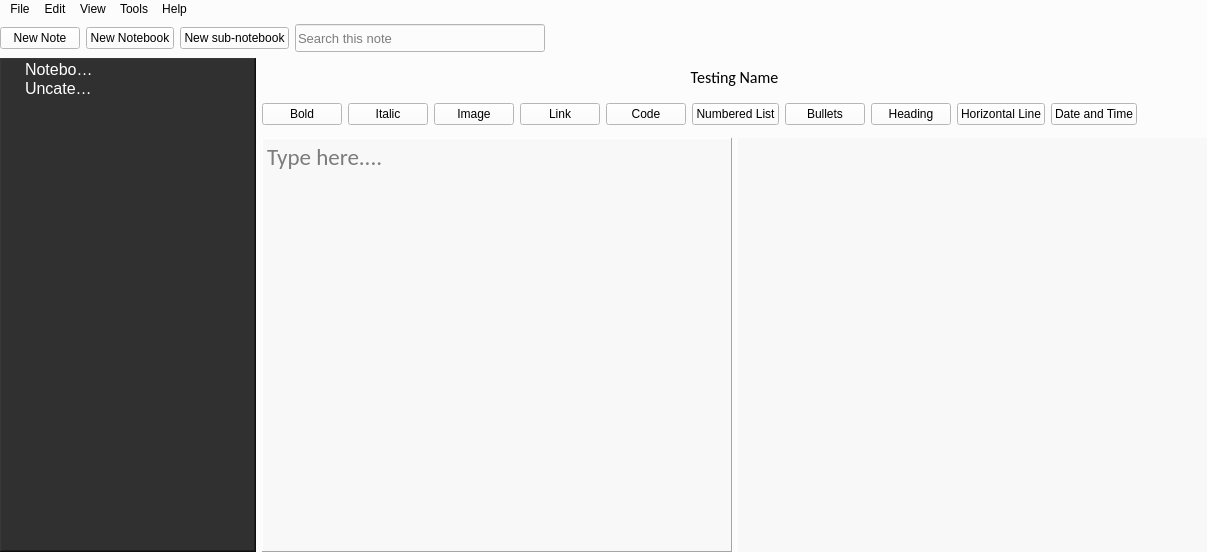
This is Application/GUIs/UI_files/mainWindowPTE.ui in sarvagyab/Groot as Qt 5 draws it before an edit. The edited form follows.
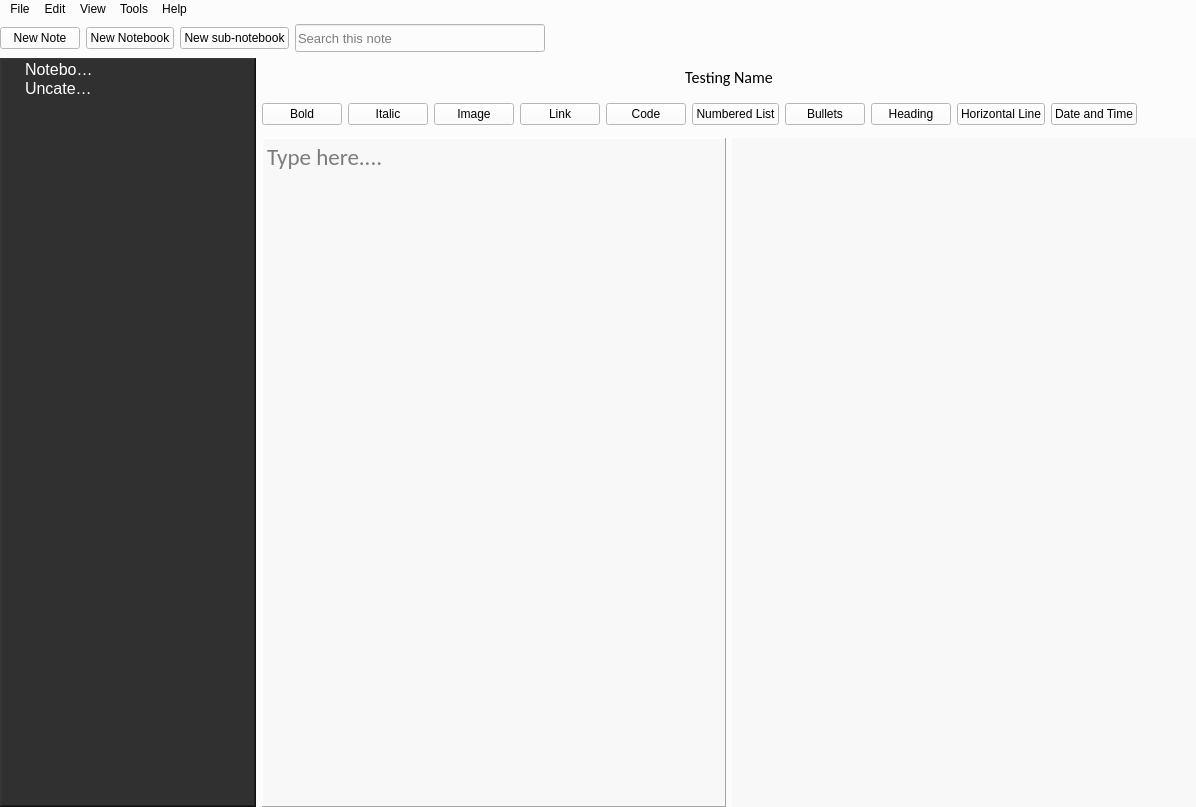
This is the edited form.

```diff
--- a/Application/GUIs/UI_files/mainWindowPTE.ui
+++ b/Application/GUIs/UI_files/mainWindowPTE.ui
@@ -6,8 +6,8 @@
    <rect>
     <x>0</x>
     <y>0</y>
-    <width>1207</width>
-    <height>552</height>
+    <width>1196</width>
+    <height>807</height>
    </rect>
   </property>
   <property name="sizePolicy">
@@ -659,7 +659,7 @@
     <rect>
      <x>0</x>
      <y>0</y>
-     <width>1207</width>
+     <width>1196</width>
      <height>26</height>
     </rect>
    </property>
```
Left out of the diff: 36 changed lines with no effect on the pictures.
